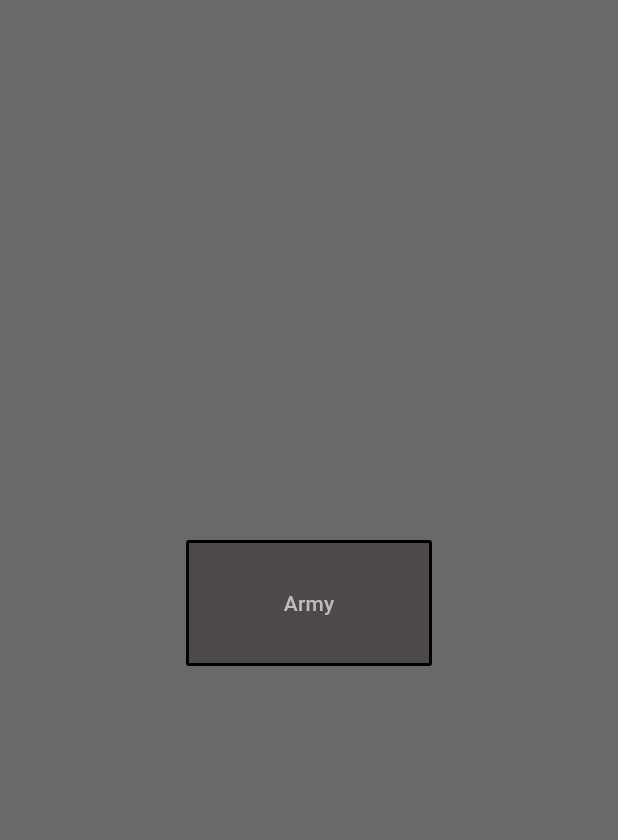
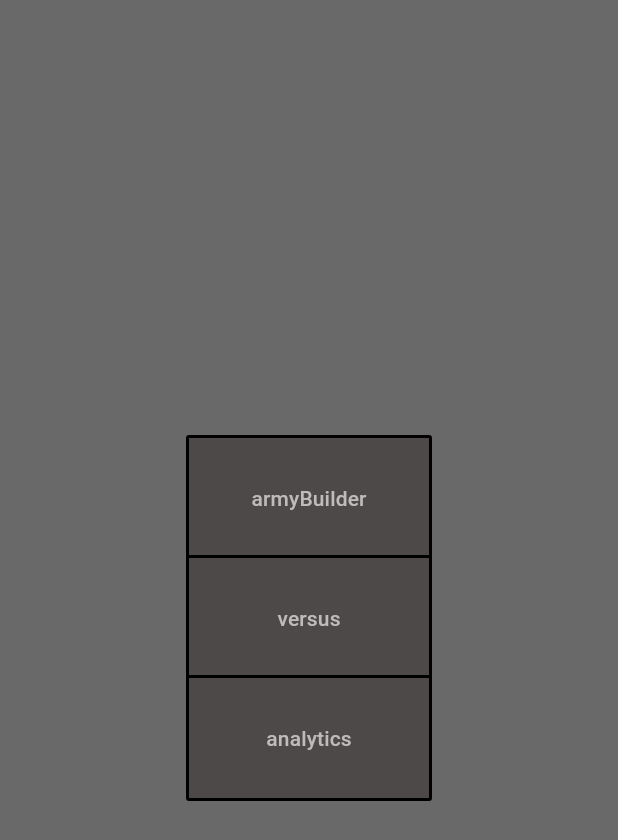
Before and after one commit to AndreyShikhov/YourPlasticArmy, a Flutter app: the BaseWindow screen opened by its route, after a tap on "Warhammer 40K", on a phone screen of 412 x 824 dp. Shown: the top 840 px of the screen. Run offline on Flutter 3.47's test engine with Material 3 defaults, Android fonts, the phone set to English and light mode, and no system bars; our stand-ins replace go_router.

Commit message:
new structure

```diff
--- a/YPA/lib/core/router/router.dart
+++ b/YPA/lib/core/router/router.dart
@@ -1,5 +1,6 @@
 import 'package:go_router/go_router.dart';
 import 'package:ypa/core/data/style_data%20.dart';
+import 'package:ypa/core/screens/game_screen.dart';
 
 import 'package:ypa/core/screens/main_screen.dart';
 import 'package:ypa/core/screens/army_lyst_screen.dart';
@@ -17,21 +18,21 @@ final GoRouter router = GoRouter(
           ),
         routes: [
           GoRoute(
+            path: 'game_screen',
+            builder: (context, state)=>BaseWindow(
+              bgColor: mainScreenColor,
+                child: GameScreen())
+          ),
+
+
+      GoRoute(
               path: 'army_lyst',
               builder: (context, state) =>BaseWindow(
                 bgColor: mainScreenColor,
                   child: ArmyLystScreen()
               )
           ),
-          /*GoRoute(
-              path: 'new_page',
-              builder: (context, state) =>BaseWindow(
-                  bgColor: mainScreenColor,
-                  child: ArmyLystScreen()
-              ),*/
         ]
       ),
-
-
     ]
 );
--- /dev/null
+++ b/YPA/lib/core/screens/game_screen.dart
@@ -0,0 +1,82 @@
+import 'package:flutter/material.dart';
+import 'package:go_router/go_router.dart';
+import 'package:ypa/core/widgets/buttons.dart';
+
+
+
+enum ButtonType {
+  armyBuilder,
+  versus,
+  analytics,
+}
+
+class GameScreen extends StatefulWidget{
+
+  @override
+  _GameScreen createState()=>_GameScreen();
+}
+
+
+class _GameScreen extends State<GameScreen>{
+  final Color contentColor = Colors.black26;
+
+
+  List get _buttonHandlers => [
+        () =>  context.go('/army_lyst'),
+  ];
+
+  Map<ButtonType, bool> _statesAllButtons = {
+    ButtonType.armyBuilder: true,
+    ButtonType.versus: true,
+    ButtonType.analytics: true,
+  };
+
+  void enableAllButtons({bool isEnable = true})
+  {
+    setState(() {
+      _statesAllButtons = {
+        ButtonType.armyBuilder: isEnable,
+        ButtonType.versus: isEnable,
+        ButtonType.analytics:isEnable,
+      };
+    });
+  }
+
+  final List<String> _buttonTitles = [
+    'armyBuilder',
+    'versus',
+    'analytics',
+  ];
+
+  List<Widget> _buildButtons(){
+    return _buttonTitles.asMap().entries.map((elem){
+      final int index  = elem.key;
+      final title = elem.value;
+      final buttonType = ButtonType.values[index];
+      return MainButton(
+        onPressed: (){
+          setState(()=> enableAllButtons(isEnable: false));
+          // переход на другой экран
+          _buttonHandlers[0]();
+        },
+        isActive:  _statesAllButtons[buttonType] ?? true ,
+        textBTN:  title,
+        style: MainButton.mainButtonStyle(context),
+      );
+    }).toList();
+  }
+
+  @override
+  Widget build(BuildContext){
+    return Container(
+      color: contentColor,
+      child: Center(
+        child: Column(
+          mainAxisAlignment: MainAxisAlignment.center,
+            children: _buildButtons(),
+            //const SizedBox(height: 20),
+        ),
+      ),
+    );
+  }
+}
--- a/YPA/lib/core/screens/main_screen.dart
+++ b/YPA/lib/core/screens/main_screen.dart
@@ -7,8 +7,7 @@ import 'package:ypa/core/widgets/buttons.dart';
 
 enum ButtonType {
   warhammer40k,
-  vs,
-  analytics
+  warhammerAoS,
 }
 
 class MainScreen extends StatefulWidget {
@@ -20,35 +19,27 @@ class MainScreen extends StatefulWidget {
 class _MainScreenState extends State<MainScreen> {
   final Color contentColor = Colors.black26;
 
+  List get _buttonHandlers => [
+        () =>  context.go('/game_screen'),
+  ];
 
+  Map<ButtonType, bool> _statesAllButtons = {
+    ButtonType.warhammer40k: true,
+    ButtonType.warhammerAoS: true,
+  };
 
   void enableAllButtons({bool isEnable = true}) {
     setState(() {
       _statesAllButtons = {
         ButtonType.warhammer40k: isEnable,
-        ButtonType.vs: isEnable,
-        ButtonType.analytics: isEnable,
+        ButtonType.warhammerAoS: isEnable,
       };
     });
   }
 
   final List<String> _buttonTitles = [
     'Warhammer 40K',
-    'VS',
-    'Analytiks'
-  ];
-
-
-
-  Map<ButtonType, bool> _statesAllButtons = {
-    ButtonType.warhammer40k: true,
-    ButtonType.vs: true,
-    ButtonType.analytics: true
-  };
-
-
-  List get _buttonHandlers => [
-    () =>  context.go('/army_lyst'),
+    'Warhammer AoS',
   ];
 
 List<Widget> _buildButtons(){
```
